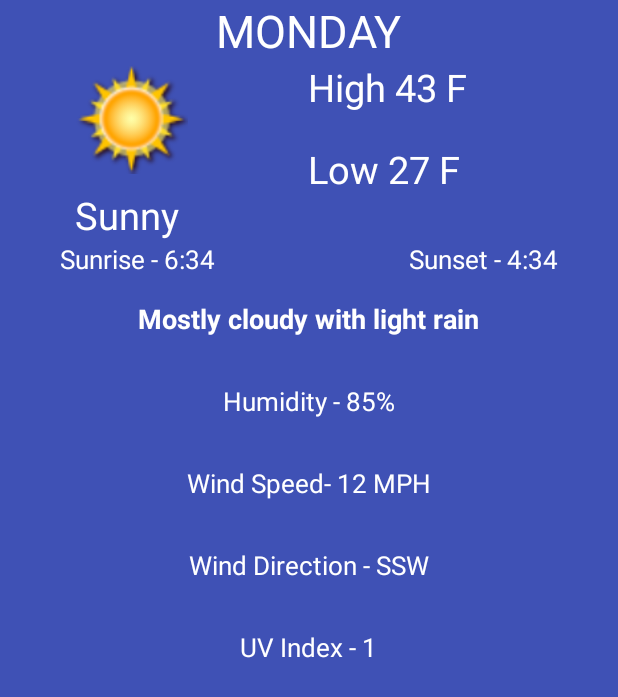
After one commit to jgarcia162/AerisWeatherApp, an Android app: the layout details_fragment_layout.xml on its own in the app's theme, with its tools: preview values and no code run, on a phone screen of 412 x 824 dp. The commit adds this screen. Shown: the top 697 px of the screen. Run offline under Robolectric (Android 15) with nearby library versions, the phone set to English and light mode, and no system bars.

Commit message:
completed detail fragment layout

```diff
--- a/app/build.gradle
+++ b/app/build.gradle
@@ -35,4 +35,5 @@ dependencies {
     compile 'com.android.support:recyclerview-v7:25.1.0'
     compile 'com.squareup.retrofit2:retrofit:2.1.0'
     compile 'com.squareup.retrofit2:converter-gson:2.1.0'
+    compile 'com.jakewharton:butterknife:8.4.0'
 }
--- a/app/src/main/java/com/example/jose/aerisweatherapp/backend/AerisService.java
+++ b/app/src/main/java/com/example/jose/aerisweatherapp/backend/AerisService.java
@@ -7,6 +7,8 @@ import retrofit2.http.GET;
 
 
 public interface AerisService {
+    //http://api.aerisapi.com/forecasts/buffalo,ny?client_id=CSmwtNoZifPD0iecEwoZ6&client_secret=wSYggsNKxAvK7VJlBEYGN121Hldu9D6VOXvhOxAA
+
     @GET("buffalo,ny?client_id=CSmwtNoZifPD0iecEwoZ6&client_secret=wSYggsNKxAvK7VJlBEYGN121Hldu9D6VOXvhOxAA")
     Call<AerisResponse> getResponse();
 }
--- a/app/src/main/java/com/example/jose/aerisweatherapp/view/AerisViewHolder.java
+++ b/app/src/main/java/com/example/jose/aerisweatherapp/view/AerisViewHolder.java
@@ -4,6 +4,7 @@ import android.content.Context;
 import android.content.res.Resources;
 import android.graphics.drawable.Drawable;
 import android.support.v7.widget.RecyclerView;
+import android.util.Log;
 import android.view.View;
 import android.widget.ImageView;
 import android.widget.TextView;
@@ -44,7 +45,8 @@ public class AerisViewHolder extends RecyclerView.ViewHolder {
         SimpleDateFormat simpleDateFormat = new SimpleDateFormat("yyyy-MM-dd'T'HH:mm:ss-HH:mm");
         try {
             Date date = simpleDateFormat.parse(period.getDateTimeISO()); //2016-12-23T07:00:00-05:00
-            dayOfTheWeek = new SimpleDateFormat("EE").format(date);
+            dayOfTheWeek = new SimpleDateFormat("E").format(date);
+            Log.d("DAY OF THE WEEK",dayOfTheWeek);
         } catch (ParseException e) {
             e.printStackTrace();
         }
@@ -60,4 +62,5 @@ public class AerisViewHolder extends RecyclerView.ViewHolder {
         drawable = resources.getDrawable(imageResource,null);
         return drawable;
     }
+
 }
--- /dev/null
+++ b/app/src/main/res/layout/details_fragment_layout.xml
@@ -0,0 +1,147 @@
+<?xml version="1.0" encoding="utf-8"?>
+<RelativeLayout xmlns:android="http://schemas.android.com/apk/res/android"
+    xmlns:tools="http://schemas.android.com/tools"
+    android:layout_width="match_parent"
+    android:layout_height="match_parent"
+    android:orientation="vertical"
+    android:background="@color/colorPrimary">
+
+    <TextView
+        android:id="@+id/day_of_the_week_tv"
+        android:layout_width="wrap_content"
+        android:layout_height="wrap_content"
+        android:layout_centerHorizontal="true"
+        android:layout_marginLeft="10dp"
+        android:layout_marginStart="10dp"
+        android:textSize="30sp"
+        android:textColor="@color/white"
+        tools:text="MONDAY" />
+    <RelativeLayout
+        android:id="@+id/day_detail_relative_layout"
+        android:layout_width="wrap_content"
+        android:layout_height="wrap_content"
+        android:layout_below="@id/day_of_the_week_tv"
+        android:layout_marginStart="50dp"
+        android:layout_marginLeft="50dp">
+
+        <ImageView
+            android:id="@+id/weather_icon_iv"
+            android:layout_width="75dp"
+            android:layout_height="75dp"
+            tools:src="@drawable/sunny" />
+
+        <TextView
+            android:id="@+id/weather_description_tv"
+            android:layout_width="wrap_content"
+            android:layout_height="wrap_content"
+            android:layout_below="@id/weather_icon_iv"
+            android:layout_marginTop="10dp"
+            android:textSize="25sp"
+            android:textColor="@color/white"
+            tools:text="Sunny" />
+        <TextView
+            android:id="@+id/detail_max_temp_tv"
+            android:layout_width="wrap_content"
+            android:layout_height="wrap_content"
+            android:layout_toRightOf="@id/weather_icon_iv"
+            android:layout_toEndOf="@id/weather_icon_iv"
+            android:layout_marginStart="80dp"
+            android:layout_marginLeft="80dp"
+            android:textColor="@color/white"
+            android:textSize="25sp"
+            tools:text="High 43 F"/>
+        <TextView
+            android:id="@+id/detail_min_temp_tv"
+            android:layout_width="wrap_content"
+            android:layout_height="wrap_content"
+            android:layout_toRightOf="@id/weather_icon_iv"
+            android:layout_toEndOf="@id/weather_icon_iv"
+            android:layout_below="@id/detail_max_temp_tv"
+            android:layout_marginStart="80dp"
+            android:layout_marginLeft="80dp"
+            android:layout_marginTop="20dp"
+            android:textColor="@color/white"
+            android:textSize="25sp"
+            tools:text="Low 27 F"/>
+    </RelativeLayout>
+
+    <LinearLayout
+        android:id="@+id/details_linear_layout"
+        android:layout_width="match_parent"
+        android:layout_height="wrap_content"
+        android:layout_below="@id/day_detail_relative_layout"
+        android:orientation="vertical">
+        <RelativeLayout
+            android:id="@+id/sunrise_linear_layout"
+            android:layout_width="match_parent"
+            android:layout_height="wrap_content">
+            <TextView
+                android:id="@+id/sunrise_tv"
+                android:layout_width="wrap_content"
+                android:layout_height="wrap_content"
+                android:layout_alignParentStart="true"
+                android:layout_marginStart="40dp"
+                android:layout_marginLeft="40dp"
+                android:textSize="17sp"
+                android:textColor="@color/white"
+                tools:text="Sunrise - 6:34"/>
+            <TextView
+                android:id="@+id/sunset_tv"
+                android:layout_width="wrap_content"
+                android:layout_height="wrap_content"
+                android:layout_alignParentEnd="true"
+                android:layout_marginEnd="40dp"
+                android:layout_marginRight="40dp"
+                android:textSize="17sp"
+                android:textColor="@color/white"
+                tools:text="Sunset - 4:34"/>
+
+        </RelativeLayout>
+        <TextView
+            android:id="@+id/weather_details_tv"
+            android:layout_width="wrap_content"
+            android:layout_height="wrap_content"
+            android:layout_margin="15dp"
+            android:layout_gravity="center"
+            android:textSize="18sp"
+            android:textStyle="bold"
+            android:textColor="@color/white"
+            tools:text="Mostly cloudy with light rain"/>
+        <TextView
+            android:id="@+id/humidity_tv"
+            android:layout_width="wrap_content"
+            android:layout_height="wrap_content"
+            android:layout_margin="15dp"
+            android:layout_gravity="center"
+            android:textSize="17sp"
+            android:textColor="@color/white"
+            tools:text="Humidity - 85%"/>
+        <TextView
+            android:id="@+id/wind_speed_tv"
+            android:layout_width="wrap_content"
+            android:layout_height="wrap_content"
+            android:layout_margin="15dp"
+            android:layout_gravity="center"
+            android:textSize="17sp"
+            android:textColor="@color/white"
+            tools:text="Wind Speed- 12 MPH"/>
+        <TextView
+            android:id="@+id/wind_direction_tv"
+            android:layout_width="wrap_content"
+            android:layout_height="wrap_content"
+            android:layout_margin="15dp"
+            android:layout_gravity="center"
+            android:textSize="17sp"
+            android:textColor="@color/white"
+            tools:text="Wind Direction - SSW"/>
+        <TextView
+            android:id="@+id/uvi_tv"
+            android:layout_width="wrap_content"
+            android:layout_height="wrap_content"
+            android:layout_margin="15dp"
+            android:layout_gravity="center"
+            android:textSize="17sp"
+            android:textColor="@color/white"
+            tools:text="UV Index - 1"/>
+    </LinearLayout>
+</RelativeLayout>
--- a/app/src/main/res/values/colors.xml
+++ b/app/src/main/res/values/colors.xml
@@ -3,4 +3,5 @@
     <color name="colorPrimary">#3F51B5</color>
     <color name="colorPrimaryDark">#303F9F</color>
     <color name="colorAccent">#FF4081</color>
+    <color name="white">#FFFFFF</color>
 </resources>
```
Also changed, not shown: app/src/main/java/com/example/jose/aerisweatherapp/model/AerisPeriod.java (+45 -0 lines), app/src/main/java/com/example/jose/aerisweatherapp/view/DetailsFragment.java (added, +66 -0 lines).
